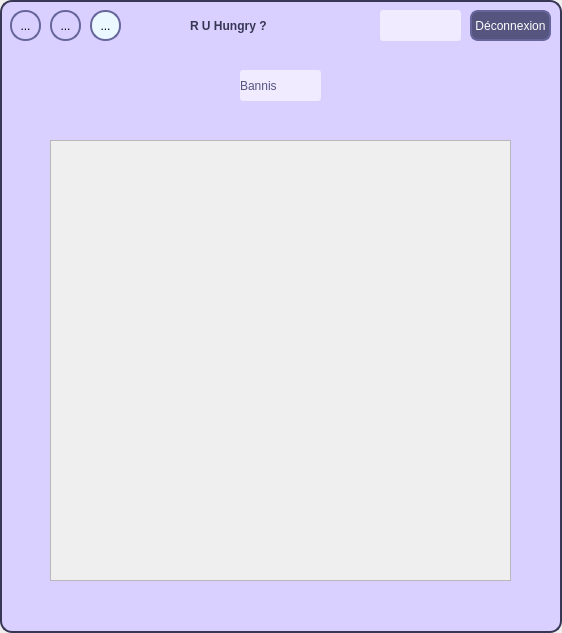
GD-Github/R-U-Hungry-, file bannedwindow.ui: the form before one commit.
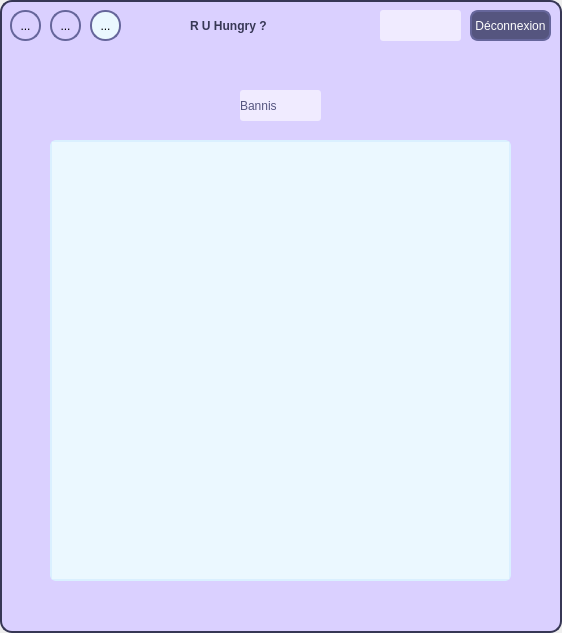
The form after the commit. Icons and pictures are not drawn.

The edit to the form file:
```diff
--- a/bannedwindow.ui
+++ b/bannedwindow.ui
@@ -54,18 +54,36 @@
 	color: rgb(102, 102, 155);
 }
 
-#bannedGrpBx {
-	background-color: rgb(235, 248, 255);
+QScrollArea {
 	border: 2px solid rgb(218, 240, 255);
 	border-radius: 6px;
 }
 
+#bannedMealArea QWidget {
+	background-color: rgb(235, 248, 255);
+}
+
+#bannedMealArea QLabel {
+	qproperty-alignment: 'AlignVCenter | AlignLeft';
+}
+
 QLabel {
 	background-color: rgb(240, 235, 255);
 	border-radius: 3px;
 	color: rgb(85, 85, 127);
 	qproperty-alignment: AlignCenter;
 	font: 63 8pt &quot;Segoe UI Semibold&quot;;
+}
+
+#bannedMealArea QPushButton {
+	border: 1px solid rgb(102, 102, 155);
+	border-radius: 11px;
+	max-width: 22px;
+	min-height: 22px;
+}
+
+#bannedMealArea QPushButton:hover {
+	background-color: rgb(218, 208, 255);
 }</string>
   </property>
   <widget class="QWidget" name="centralwidget">
@@ -86,7 +104,7 @@
     <property name="geometry">
      <rect>
       <x>240</x>
-      <y>70</y>
+      <y>90</y>
       <width>81</width>
       <height>31</height>
      </rect>
@@ -216,8 +234,8 @@
       <rect>
        <x>0</x>
        <y>0</y>
-       <width>459</width>
-       <height>439</height>
+       <width>457</width>
+       <height>437</height>
       </rect>
      </property>
     </widget>
```
